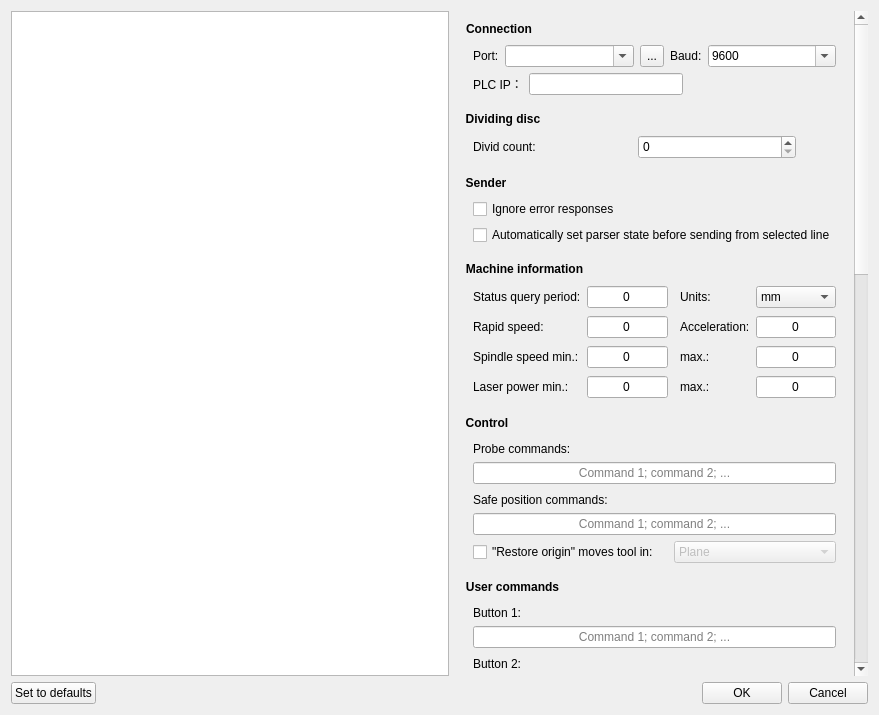
Old version of the form src/frmsettings.ui in the repository jeedyang/Candle.
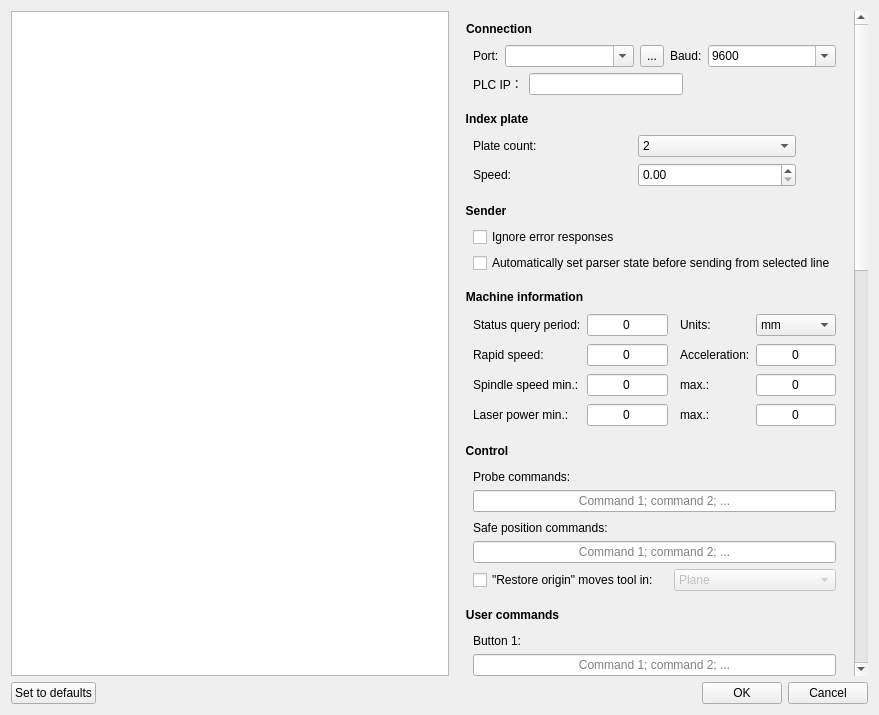
New version of the form. Icons and pictures are not drawn. Custom widgets are drawn as their Qt base class.

Patch:
```diff
--- a/src/frmsettings.ui
+++ b/src/frmsettings.ui
@@ -73,7 +73,7 @@
           <x>0</x>
           <y>0</y>
           <width>443</width>
-          <height>1593</height>
+          <height>1619</height>
          </rect>
         </property>
         <layout class="QVBoxLayout" name="verticalLayout_4">
@@ -201,19 +201,9 @@
          <item>
           <widget class="QGroupBox" name="groupBox_3">
            <property name="title">
-            <string>Dividing disc</string>
+            <string>Index plate</string>
            </property>
            <layout class="QGridLayout" name="gridLayout_8">
-            <item row="0" column="0">
-             <widget class="QLabel" name="label_9">
-              <property name="text">
-               <string>Divid count:</string>
-              </property>
-             </widget>
-            </item>
-            <item row="0" column="1">
-             <widget class="QSpinBox" name="numDivCnt"/>
-            </item>
             <item row="0" column="2">
              <spacer name="horizontalSpacer_9">
               <property name="orientation">
@@ -230,6 +220,42 @@
               </property>
              </spacer>
             </item>
+            <item row="0" column="0">
+             <widget class="QLabel" name="label_9">
+              <property name="text">
+               <string>Plate count:</string>
+              </property>
+             </widget>
+            </item>
+            <item row="1" column="1">
+             <widget class="QDoubleSpinBox" name="txtIdxPlateSpeed"/>
+            </item>
+            <item row="1" column="0">
+             <widget class="QLabel" name="label_40">
+              <property name="text">
+               <string>Speed:</string>
+              </property>
+             </widget>
+            </item>
+            <item row="0" column="1">
+             <widget class="QComboBox" name="cboPlateCnt">
+              <item>
+               <property name="text">
+                <string>2</string>
+               </property>
+              </item>
+              <item>
+               <property name="text">
+                <string>3</string>
+               </property>
+              </item>
+              <item>
+               <property name="text">
+                <string>6</string>
+               </property>
+              </item>
+             </widget>
+            </item>
            </layout>
           </widget>
          </item>
```
